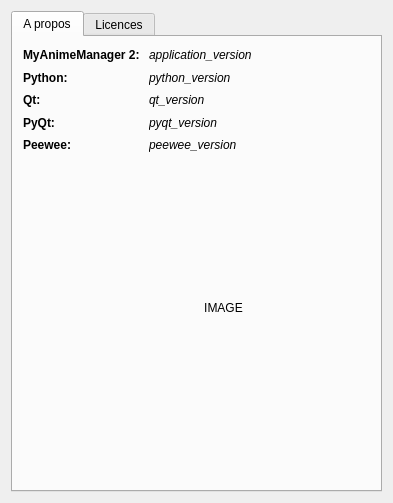
First picture: the form in src/ui/dialogs/about.ui, repository seigneurfuo/MyAnimeManager3, before the edit.
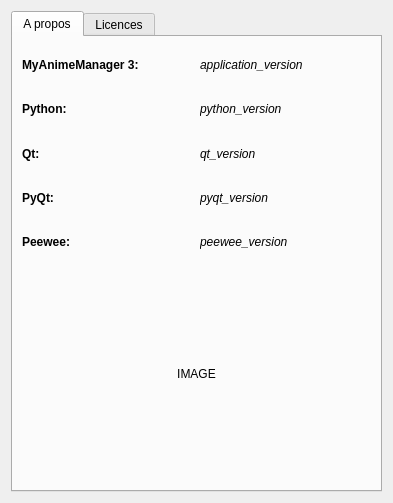
Second picture: the form after the edit. Icons and pictures are not drawn.

Patch:
```diff
--- a/src/ui/dialogs/about.ui
+++ b/src/ui/dialogs/about.ui
@@ -31,15 +31,8 @@
       <attribute name="title">
        <string>A propos</string>
       </attribute>
-      <widget class="QWidget" name="layoutWidget">
-       <property name="geometry">
-        <rect>
-         <x>10</x>
-         <y>10</y>
-         <width>246</width>
-         <height>106</height>
-        </rect>
-       </property>
+      <layout class="QVBoxLayout" name="verticalLayout">
+       <item>
        <layout class="QGridLayout" name="gridLayout">
         <item row="0" column="0">
          <widget class="QLabel" name="label_69">
@@ -50,7 +43,7 @@
            </font>
           </property>
           <property name="text">
-           <string>MyAnimeManager 2:</string>
+            <string>MyAnimeManager 3:</string>
           </property>
          </widget>
         </item>
@@ -167,16 +160,9 @@
          </widget>
         </item>
        </layout>
-      </widget>
+       </item>
+       <item>
       <widget class="QLabel" name="logo">
-       <property name="geometry">
-        <rect>
-         <x>120</x>
-         <y>180</y>
-         <width>181</width>
-         <height>181</height>
-        </rect>
-       </property>
        <property name="text">
         <string>IMAGE</string>
        </property>
@@ -184,6 +170,8 @@
         <set>Qt::AlignCenter</set>
        </property>
       </widget>
+       </item>
+      </layout>
      </widget>
      <widget class="QWidget" name="tab_2">
       <attribute name="icon">
```
Lines whose indentation alone changed are shown as unchanged.
